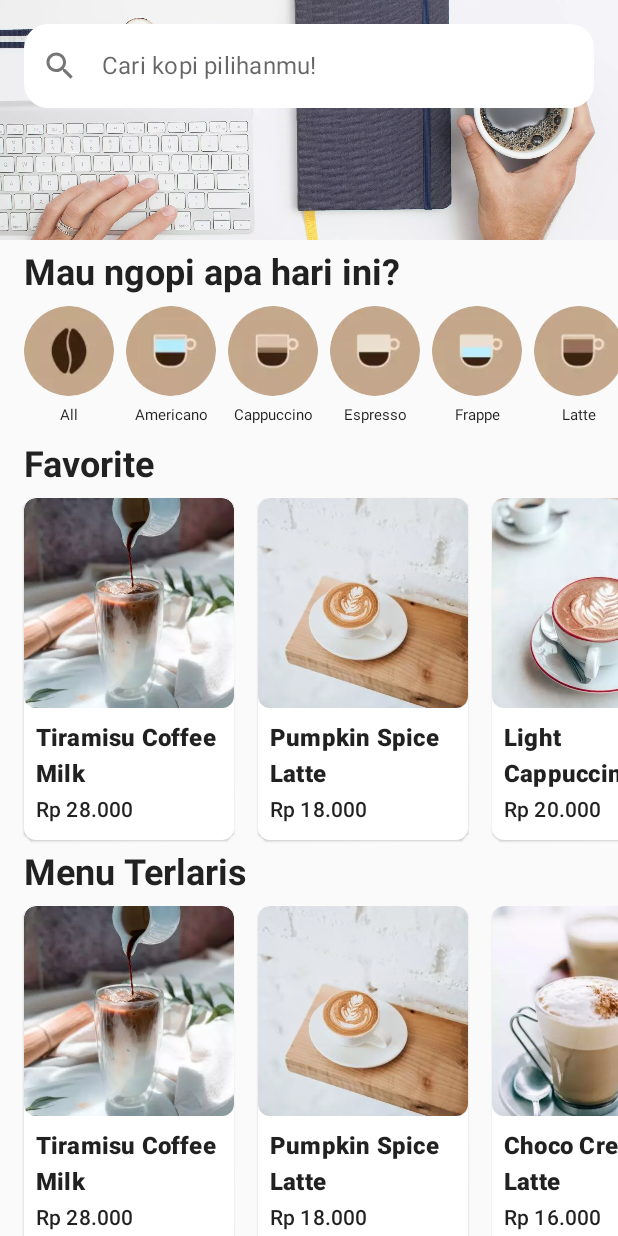
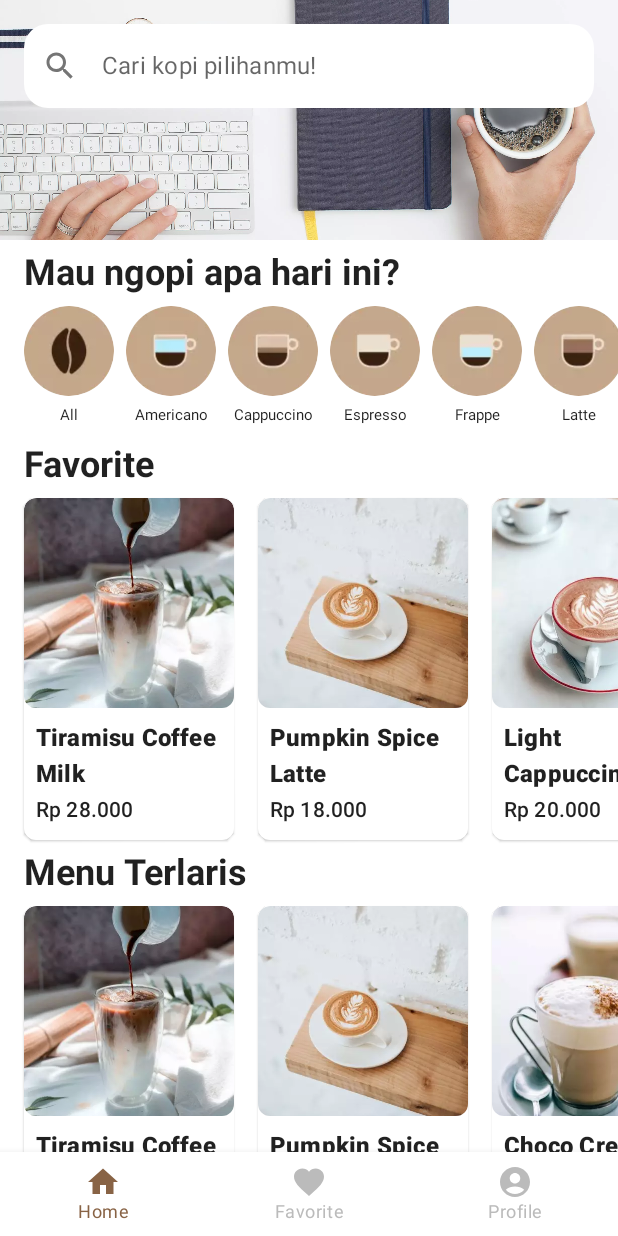
Before and after one commit to rwnhrmwn23/JetCoffee, an Android app built with Jetpack Compose: the screen it shows after launch (MainActivity), on a phone screen of 412 x 824 dp. Run offline under Robolectric (Android 15) with nearby library versions, the phone set to English and light mode, and no system bars.

Commit message:
update bottom navigation

```diff
--- a/app/src/main/java/com/onedev/jetcoffee/MainActivity.kt
+++ b/app/src/main/java/com/onedev/jetcoffee/MainActivity.kt
@@ -9,6 +9,11 @@ import androidx.compose.foundation.lazy.LazyRow
 import androidx.compose.foundation.lazy.items
 import androidx.compose.foundation.rememberScrollState
 import androidx.compose.foundation.verticalScroll
+import androidx.compose.material.*
+import androidx.compose.material.icons.Icons
+import androidx.compose.material.icons.filled.AccountCircle
+import androidx.compose.material.icons.filled.Favorite
+import androidx.compose.material.icons.filled.Home
 import androidx.compose.runtime.Composable
 import androidx.compose.ui.Modifier
 import androidx.compose.ui.layout.ContentScale
@@ -17,15 +22,13 @@ import androidx.compose.ui.res.stringResource
 import androidx.compose.ui.tooling.preview.Devices
 import androidx.compose.ui.tooling.preview.Preview
 import androidx.compose.ui.unit.dp
-import com.onedev.jetcoffee.model.Menu
-import com.onedev.jetcoffee.model.dummyBestSellerMenu
-import com.onedev.jetcoffee.model.dummyCategory
-import com.onedev.jetcoffee.model.dummyMenu
+import com.onedev.jetcoffee.model.*
 import com.onedev.jetcoffee.ui.component.CategoryItem
 import com.onedev.jetcoffee.ui.component.HomeSection
 import com.onedev.jetcoffee.ui.component.MenuItem
 import com.onedev.jetcoffee.ui.component.SearchBar
 import com.onedev.jetcoffee.ui.theme.JetCoffeeTheme
+import com.onedev.jetcoffee.ui.theme.LightGray
 
 class MainActivity : ComponentActivity() {
     override fun onCreate(savedInstanceState: Bundle?) {
@@ -82,9 +85,60 @@ fun MenuRow(
 }
 
 @Composable
-fun JetCoffeeApp() {
+fun BottomBar(
+    modifier: Modifier = Modifier
+) {
+    BottomNavigation(
+        backgroundColor = MaterialTheme.colors.background,
+        contentColor = MaterialTheme.colors.primary,
+        modifier = modifier,
+    ) {
+        val navigationItems = listOf(
+            BottomBarItem(
+                title = stringResource(R.string.menu_home),
+                icon = Icons.Default.Home
+            ),
+            BottomBarItem(
+                title = stringResource(R.string.menu_favorite),
+                icon = Icons.Default.Favorite
+            ),
+            BottomBarItem(
+                title = stringResource(R.string.menu_profile),
+                icon = Icons.Default.AccountCircle
+            )
+        )
+        navigationItems.map {
+            BottomNavigationItem(
+                icon = {
+                    Icon(
+                        imageVector = it.icon,
+                        contentDescription = it.title
+                    )
+                },
+                label = {
+                    Text(it.title)
+                },
+                selected = it.title == navigationItems[0].title,
+                unselectedContentColor = LightGray,
+                onClick = {
+
+                },
+            )
+        }
+    }
+}
+
+@Composable
+fun JetCoffeeApp(
+    modifier: Modifier = Modifier
+) {
+    Scaffold(
+        bottomBar = { BottomBar() }
+    ) { innerPadding ->
         Column(
-        modifier = Modifier.verticalScroll(rememberScrollState())
+            modifier = modifier
+                .verticalScroll(rememberScrollState())
+                .padding(innerPadding)
         ) {
             Banner()
             HomeSection(
@@ -101,6 +155,7 @@ fun JetCoffeeApp() {
             )
         }
     }
+}
 
 @Composable
 @Preview(
--- /dev/null
+++ b/app/src/main/java/com/onedev/jetcoffee/model/BottomBarItem.kt
@@ -0,0 +1,5 @@
+package com.onedev.jetcoffee.model
+
+import androidx.compose.ui.graphics.vector.ImageVector
+
+data class BottomBarItem(val title: String, val icon: ImageVector)
--- a/app/src/main/java/com/onedev/jetcoffee/ui/theme/Color.kt
+++ b/app/src/main/java/com/onedev/jetcoffee/ui/theme/Color.kt
@@ -2,7 +2,7 @@ package com.onedev.jetcoffee.ui.theme
 
 import androidx.compose.ui.graphics.Color
 
-val Purple200 = Color(0xFFBB86FC)
-val Purple500 = Color(0xFF6200EE)
-val Purple700 = Color(0xFF3700B3)
 val Teal200 = Color(0xFF03DAC5)
+val CoffeeBrown = Color(0xFF886345)
+val LightCoffeeBrown = Color(0xFFC4A68A)
+val LightGray = Color(0xFFBBBBBB)
--- a/app/src/main/java/com/onedev/jetcoffee/ui/theme/Theme.kt
+++ b/app/src/main/java/com/onedev/jetcoffee/ui/theme/Theme.kt
@@ -7,24 +7,15 @@ import androidx.compose.material.lightColors
 import androidx.compose.runtime.Composable
 
 private val DarkColorPalette = darkColors(
-    primary = Purple200,
-    primaryVariant = Purple700,
+    primary = LightCoffeeBrown,
+    primaryVariant = LightCoffeeBrown,
     secondary = Teal200
 )
 
 private val LightColorPalette = lightColors(
-    primary = Purple500,
-    primaryVariant = Purple700,
+    primary = CoffeeBrown,
+    primaryVariant = CoffeeBrown,
     secondary = Teal200
-
-    /* Other default colors to override
-    background = Color.White,
-    surface = Color.White,
-    onPrimary = Color.White,
-    onSecondary = Color.Black,
-    onBackground = Color.Black,
-    onSurface = Color.Black,
-    */
 )
 
 @Composable
```
Lines whose indentation alone changed are shown as unchanged.
